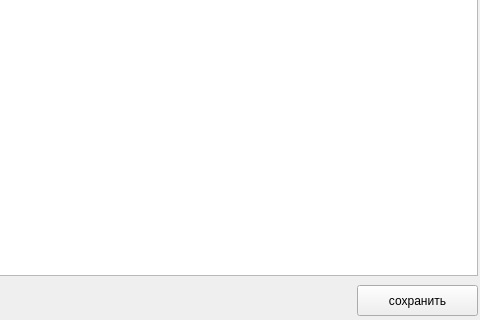
Before: the Qt Designer form main/ver1_3/ui/reportUI.ui in AKlivtsov/businessThing, drawn with Qt 5; both pictures show x 533 to 1013 and y 175 to 495 of the 1013 by 495 pixel window.
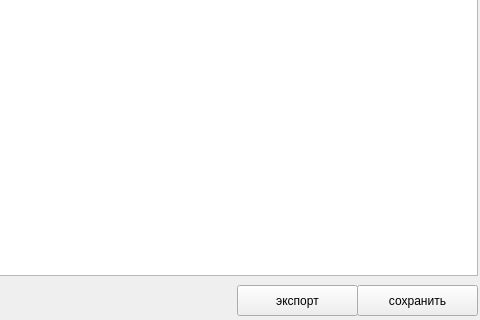
After: the same form once the commit is applied.

Commit message: added export def

```diff
--- a/main/ver1_3/ui/reportUI.ui
+++ b/main/ver1_3/ui/reportUI.ui
@@ -59,6 +59,19 @@
      <string>сохранить</string>
     </property>
    </widget>
+   <widget class="QPushButton" name="btn_export">
+    <property name="geometry">
+     <rect>
+      <x>770</x>
+      <y>460</y>
+      <width>121</width>
+      <height>31</height>
+     </rect>
+    </property>
+    <property name="text">
+     <string>экспорт</string>
+    </property>
+   </widget>
   </widget>
  </widget>
  <resources/>
```
The commit also changes 11 other files.
